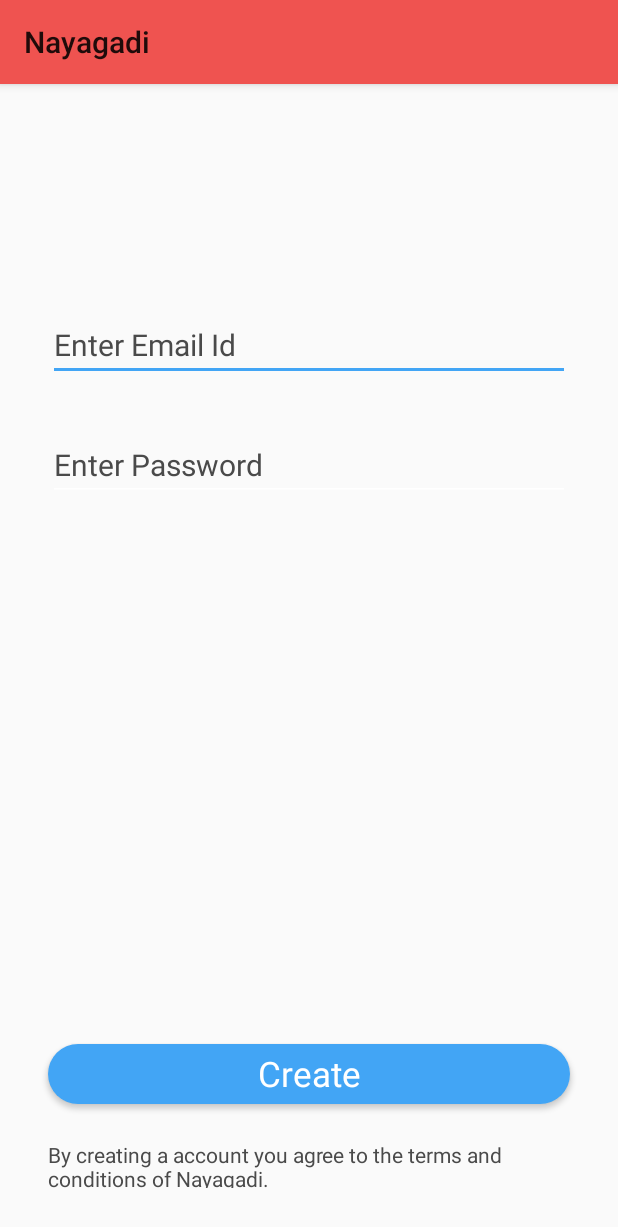
After one commit to vkalmath/ng, an Android app: the AccountCreateActivity screen opened directly, with no data from a screen before it, on a phone screen of 412 x 824 dp. The commit adds this screen. Shown: the top 1227 px of the screen. Run offline under Robolectric (Android 15) with nearby library versions, the phone set to English and light mode, and no system bars; our stand-ins replace Dagger/Hilt's generated code, Firebase (no records; nobody signed in at launch, a user with empty details on screens opened directly), RxJava; libraries missing offline, so code that uses them is left out: com.firebase.ui.

Commit message:
Create account added

```diff
--- a/app/src/main/java/com/nayagadi/android/AppComponent.kt
+++ b/app/src/main/java/com/nayagadi/android/AppComponent.kt
@@ -1,11 +1,15 @@
 package com.nayagadi.android
 
+import com.nayagadi.android.onboarding.AccountCreateActivity
+import com.nayagadi.android.onboarding.OnBoardingModule
 import dagger.Component
 import javax.inject.Singleton
 
 @Singleton
-@Component(modules = [(AppModule::class)])
+@Component(modules = [AppModule::class, OnBoardingModule::class])
 interface AppComponent {
     fun inject(baseActivity: BaseActivity)
     fun inject(mainActivity: MainActivity)
+
+    fun inject(accountCreateActivity: AccountCreateActivity)
 }
--- a/app/src/main/java/com/nayagadi/android/AppModule.kt
+++ b/app/src/main/java/com/nayagadi/android/AppModule.kt
@@ -1,6 +1,7 @@
 package com.nayagadi.android
 
 import android.app.Application
+import com.google.firebase.auth.FirebaseAuth
 import dagger.Module
 import dagger.Provides
 import javax.inject.Singleton
@@ -16,4 +17,8 @@
     @Singleton
     @Provides
     fun provideApplication() = application
+
+    @Singleton
+    @Provides
+    fun provideFireaseAuthInstance() = FirebaseAuth.getInstance()
 }
--- a/app/src/main/java/com/nayagadi/android/BaseActivity.kt
+++ b/app/src/main/java/com/nayagadi/android/BaseActivity.kt
@@ -12,14 +12,8 @@
 
         setContentView(getLayoutId())
 
-        val actionbar = findViewById<View>(getActionBarId())
-
-        actionbar?.let {
-            setSupportActionBar(it as Toolbar)
-        }
     }
 
-    abstract fun getActionBarId(): Int
 
     abstract fun getLayoutId(): Int
 }
--- a/app/src/main/java/com/nayagadi/android/MainActivity.kt
+++ b/app/src/main/java/com/nayagadi/android/MainActivity.kt
@@ -4,6 +4,5 @@
 
     override fun getLayoutId() = R.layout.activity_main
 
-    override fun getActionBarId() = R.id.my_toolbar
 
 }
--- a/app/src/main/java/com/nayagadi/android/NayagadiApplication.kt
+++ b/app/src/main/java/com/nayagadi/android/NayagadiApplication.kt
@@ -1,6 +1,7 @@
 package com.nayagadi.android
 
 import android.app.Application
+import com.nayagadi.android.onboarding.OnBoardingModule
 
 class NayagadiApplication : Application() {
 
@@ -12,6 +13,8 @@
         super.onCreate()
 
         appComponent = DaggerAppComponent.builder()
+                .appModule(AppModule(this))
+                .onBoardingModule(OnBoardingModule())
                 .build()
     }
 }
--- /dev/null
+++ b/app/src/main/java/com/nayagadi/android/onboarding/AccountCreateActivity.kt
@@ -0,0 +1,55 @@
+package com.nayagadi.android.onboarding
+
+import android.content.Context
+import android.content.Intent
+import android.os.Bundle
+import com.firebase.ui.auth.data.model.Resource
+import com.google.firebase.auth.FirebaseUser
+import com.nayagadi.android.BaseActivity
+import com.nayagadi.android.NayagadiApplication
+import com.nayagadi.android.R
+import io.reactivex.observers.ResourceObserver
+import kotlinx.android.synthetic.main.activity_splash.*
+import kotlinx.android.synthetic.main.create_account_layout.*
+import javax.inject.Inject
+
+fun createAccountActivity(context: Context) {
+    val intent = Intent(context, AccountCreateActivity::class.java)
+    context.startActivity(intent)
+}
+
+
+class AccountCreateActivity : BaseActivity() {
+
+    @Inject
+    lateinit var accountViewModelFactory: AccountViewModelFactory
+
+    override fun getLayoutId(): Int = R.layout.create_account_layout
+
+    override fun onCreate(savedInstanceState: Bundle?) {
+        super.onCreate(savedInstanceState)
+        supportActionBar?.setTitle(R.string.app_name)
+
+        NayagadiApplication.appComponent?.inject(this)
+
+        btn_create.setOnClickListener {
+            val createAccountViewModel = accountViewModelFactory.create(CreateAccountViewModel::class.java)
+
+            createAccountViewModel.createUserWithEmailAndPassword(this, edit_email.text.toString(), edit_pwd.text.toString())
+                    .subscribeWith(object: ResourceObserver<FirebaseUser>() {
+                        override fun onComplete() {
+                            dispose()
+                        }
+
+                        override fun onNext(value: FirebaseUser?) {
+                            TODO("not implemented") //To change body of created functions use File | Settings | File Templates.
+                        }
+
+                        override fun onError(e: Throwable?) {
+                            TODO("not implemented") //To change body of created functions use File | Settings | File Templates.
+                        }
+
+                    })
+        }
+    }
+}
--- /dev/null
+++ b/app/src/main/java/com/nayagadi/android/onboarding/OnBoardingModule.kt
@@ -0,0 +1,21 @@
+package com.nayagadi.android.onboarding
+
+import com.google.firebase.auth.FirebaseAuth
+import dagger.Module
+import dagger.Provides
+import javax.inject.Singleton
+
+@Module
+class OnBoardingModule {
+
+    @Provides
+    fun provideCreateAccountRepository(auth: FirebaseAuth) : CreateAccountRepository{
+        return CreateAccountRepository(auth)
+    }
+
+    @Provides
+    fun provideAccountModelFactory(repository: CreateAccountRepository) : AccountViewModelFactory {
+        return AccountViewModelFactory(repository)
+    }
+
+}
--- /dev/null
+++ b/app/src/main/res/layout/create_account_layout.xml
@@ -0,0 +1,70 @@
+<?xml version="1.0" encoding="utf-8"?>
+<androidx.constraintlayout.widget.ConstraintLayout xmlns:android="http://schemas.android.com/apk/res/android"
+    xmlns:app="http://schemas.android.com/apk/res-auto"
+    xmlns:tools="http://schemas.android.com/tools"
+    android:layout_width="match_parent"
+    android:layout_height="match_parent">
+
+    <com.google.android.material.textfield.TextInputEditText
+        android:id="@+id/edit_email"
+        android:layout_width="0dp"
+        android:layout_height="wrap_content"
+        android:layout_marginStart="32dp"
+        android:layout_marginTop="150dp"
+        android:layout_marginEnd="32dp"
+        android:ems="10"
+        android:hint="@string/enter_email"
+        android:inputType="textEmailAddress"
+        android:textAlignment="viewStart"
+        android:textColorHint="@color/colorDarkGray"
+        android:maxLines="1"
+        android:singleLine="true"
+        android:textSize="20sp"
+        app:layout_constraintEnd_toEndOf="parent"
+        app:layout_constraintStart_toStartOf="parent"
+        app:layout_constraintTop_toTopOf="parent" />
+
+    <com.google.android.material.textfield.TextInputEditText
+        android:id="@+id/edit_pwd"
+        android:layout_width="0dp"
+        android:layout_height="wrap_content"
+        android:layout_marginStart="32dp"
+        android:layout_marginTop="32dp"
+        android:layout_marginEnd="32dp"
+        android:ems="10"
+        android:hint="@string/enter_passowrd"
+        android:inputType="textPassword"
+        android:textColorHint="@color/colorDarkGray"
+        android:maxLines="1"
+        android:singleLine="true"
+        android:textSize="20sp"
+        app:layout_constraintEnd_toEndOf="parent"
+        app:layout_constraintStart_toStartOf="parent"
+        app:layout_constraintTop_toBottomOf="@+id/edit_email" />
+
+    <Button
+        android:id="@+id/btn_create"
+        style="@style/nayagadi_button_normal"
+        android:layout_height="40dp"
+        android:layout_marginStart="32dp"
+        android:layout_marginEnd="32dp"
+        android:layout_marginBottom="24dp"
+        android:text="@string/create"
+        app:layout_constraintBottom_toTopOf="@+id/text_view_t_and_c"
+        app:layout_constraintEnd_toEndOf="parent"
+        app:layout_constraintStart_toStartOf="parent" />
+
+    <TextView
+        android:id="@+id/text_view_t_and_c"
+        android:layout_width="0dp"
+        android:layout_height="32dp"
+        android:layout_marginStart="32dp"
+        android:layout_marginEnd="32dp"
+        android:layout_marginBottom="32dp"
+        android:text="@string/tandc"
+        android:textColor="@color/colorDarkGray"
+        app:layout_constraintBottom_toBottomOf="parent"
+        app:layout_constraintEnd_toEndOf="parent"
+        app:layout_constraintStart_toStartOf="parent" />
+
+</androidx.constraintlayout.widget.ConstraintLayout>
--- a/app/src/main/res/values/strings.xml
+++ b/app/src/main/res/values/strings.xml
@@ -1,12 +1,17 @@
 <resources>
     <string name="app_name">Nayagadi</string>
     <string name="create_account">Create Account</string>
-    <string name="signin">Signin</string>
+    <string name="create">Create</string>
+    <string name="signin">Sign-in</string>
     <string name="create_agent_account">Not an Nayagadi Agent? No Problem.</string>
     <string name="agent_details">Become Nayagadi Agent by creating an account with your the personal Information like Name, Phone Number and Address</string>
     <string name="agent_lead">Find a Lead in your Locatlity.</string>
     <string name="agent_lead_info">Refer a potential customer\'s by providing Name, Phone number and interested vehicle on Nayagadi App. Nayagadi will follow up with customer and assist vehicle purchase.</string>
     <string name="agent_reward">Whats in it for you?</string>
     <string name="agent_reward_info">If customer referred bby you makes the vehicle purchase through Nayagadi, you will get the reward money to your ank account. Its that simple.</string>
+    <string name="email">Email</string>
+    <string name="enter_email">Enter Email Id</string>
+    <string name="enter_passowrd">Enter Password</string>
+    <string name="tandc">By creating a account you agree to the terms and conditions of Nayagadi.</string>
 
 </resources>
--- a/app/src/main/res/values/styles.xml
+++ b/app/src/main/res/values/styles.xml
@@ -11,6 +11,7 @@
     <style name="NayaGadiGeneral" parent="Theme.AppCompat.Light">
         <item name="colorPrimary">@color/primaryColor</item>
         <item name="colorPrimaryDark">@color/primaryDarkColor</item>
+        <item name="android:textColor">@color/colorWhite</item>
         <item name="android:textColorHint">@color/colorWhite</item>
         <item name="colorControlActivated">@color/colorBlue</item>
         <item name="colorControlHighlight">@color/colorWhite</item>
@@ -85,7 +86,7 @@
     </style>
 
     <style name="nayagadi_button_normal" parent="NayaGadiGeneral">
-        <item name="android:layout_width">@dimen/button_min_width</item>
+        <item name="android:layout_width">0dp</item>
         <item name="android:layout_height">@dimen/button_min_height</item>
         <item name="android:textColor">@color/colorWhite</item>
         <item name="android:textSize">23sp</item>
@@ -93,7 +94,7 @@
     </style>
 
     <style name="nayagadi_button_tranparent" parent="NayaGadiGeneral">
-        <item name="android:layout_width">@dimen/button_min_width</item>
+        <item name="android:layout_width">0dp</item>
         <item name="android:layout_height">@dimen/button_min_height</item>
         <item name="android:background">@null</item>
         <item name="android:textColor">@color/colorBlue</item>
@@ -102,5 +103,5 @@
 
 
     <dimen name="button_min_width">333dp</dimen>
-    <dimen name="button_min_height">48dp</dimen>
+    <dimen name="button_min_height">40dp</dimen>
 </resources>
--- a/build.gradle
+++ b/build.gradle
@@ -7,8 +7,10 @@
         jcenter()
     }
     dependencies {
-        classpath 'com.android.tools.build:gradle:3.2.0'
+        classpath 'com.android.tools.build:gradle:3.2.1'
         classpath "org.jetbrains.kotlin:kotlin-gradle-plugin:$kotlin_version"
+
+        classpath 'com.google.gms:google-services:4.0.1'
 
         // NOTE: Do not place your application dependencies here; they belong
         // in the individual module build.gradle files
```
Also changed, not shown: app/build.gradle (+8 -0 lines), app/src/main/AndroidManifest.xml (+16 -0 lines), app/src/main/java/com/nayagadi/android/onboarding/CreateAccountRepository.kt (added, +30 -0 lines), app/src/main/java/com/nayagadi/android/onboarding/CreateAccountViewModel.kt (added, +27 -0 lines), app/src/main/java/com/nayagadi/android/onboarding/SplashActivity.kt (+41 -1 lines), app/src/main/res/layout/activity_main.xml (+0 -9 lines), app/src/main/res/layout/activity_splash.xml (+4 -4 lines), 2 other files.
